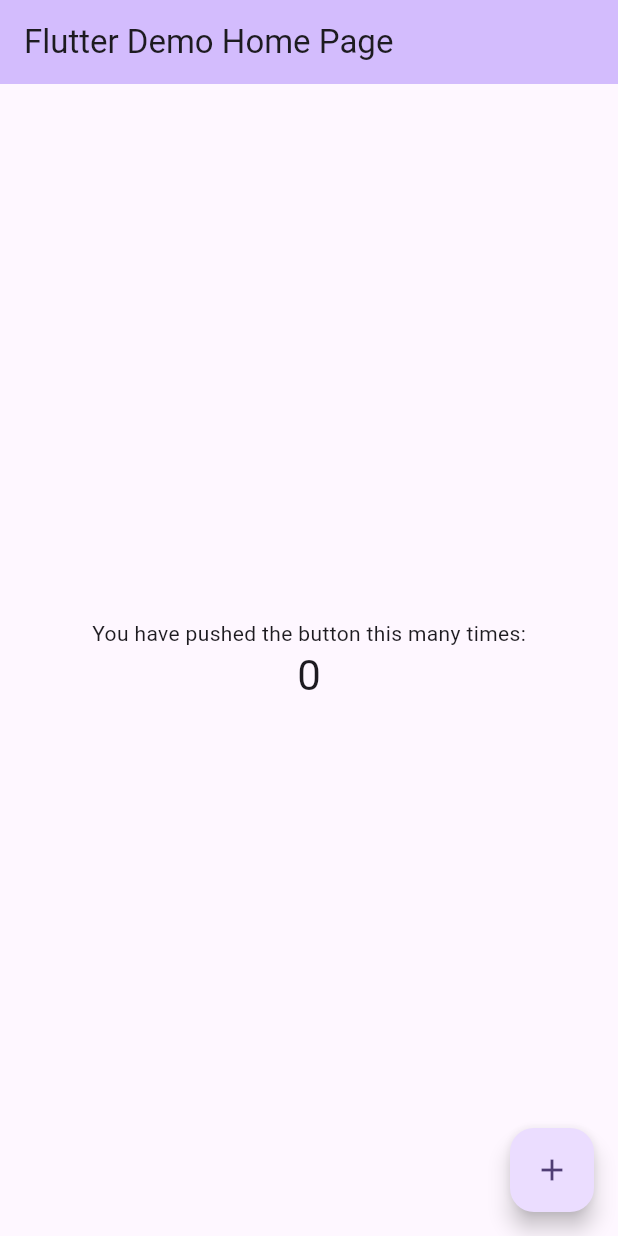
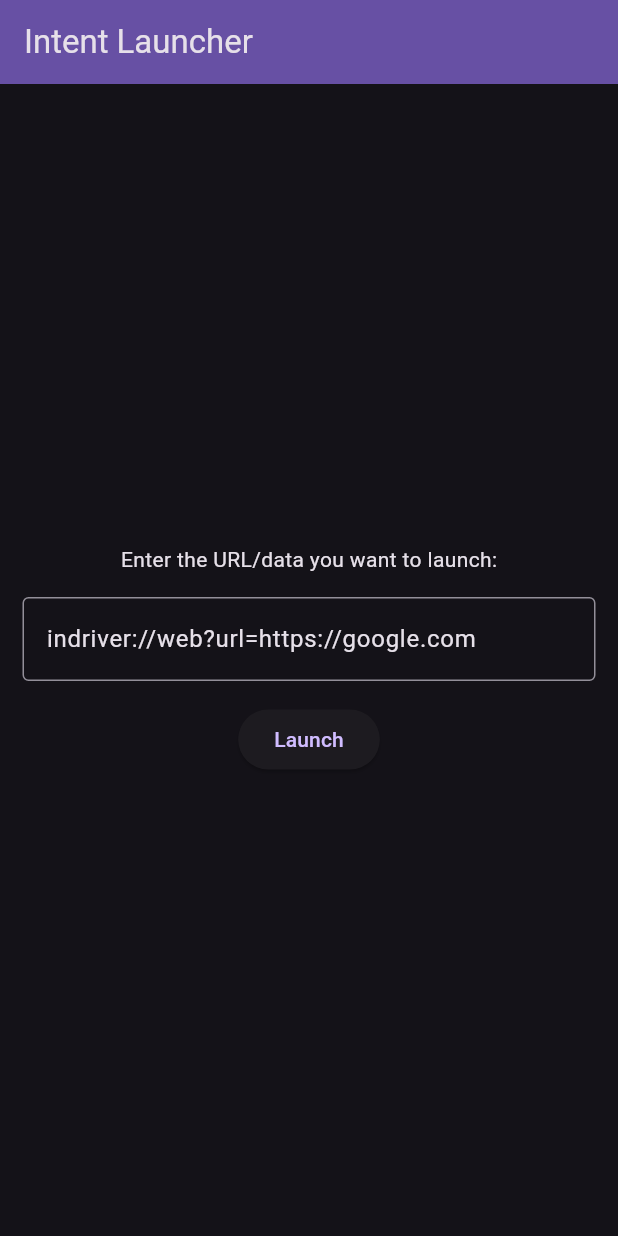
Before and after one commit to ivaneidel/intent_launcher, a Flutter app: the screen it shows after launch, on a phone screen of 412 x 824 dp. Run offline on Flutter 3.47's test engine with Material 2 defaults, Android fonts, the phone set to English and light mode, and no system bars; missing offline and left inert: android_intent_plus.

Commit message:
feat: Basic 1st version

```diff
--- a/lib/main.dart
+++ b/lib/main.dart
@@ -1,3 +1,4 @@
+import 'package:android_intent_plus/android_intent.dart';
 import 'package:flutter/material.dart';
 
 void main() {
@@ -7,46 +8,27 @@ void main() {
 class MyApp extends StatelessWidget {
   const MyApp({super.key});
 
-  // This widget is the root of your application.
   @override
   Widget build(BuildContext context) {
     return MaterialApp(
-      title: 'Flutter Demo',
+      debugShowCheckedModeBanner: false,
+      title: 'Intent Launcher',
+      themeMode: ThemeMode.dark,
       theme: ThemeData(
-        // This is the theme of your application.
-        //
-        // TRY THIS: Try running your application with "flutter run". You'll see
-        // the application has a blue toolbar. Then, without quitting the app,
-        // try changing the seedColor in the colorScheme below to Colors.green
-        // and then invoke "hot reload" (save your changes or press the "hot
-        // reload" button in a Flutter-supported IDE, or press "r" if you used
-        // the command line to start the app).
-        //
-        // Notice that the counter didn't reset back to zero; the application
-        // state is not lost during the reload. To reset the state, use hot
-        // restart instead.
-        //
-        // This works for code too, not just values: Most code changes can be
-        // tested with just a hot reload.
-        colorScheme: ColorScheme.fromSeed(seedColor: Colors.deepPurple),
+        brightness: Brightness.light,
         useMaterial3: true,
       ),
-      home: const MyHomePage(title: 'Flutter Demo Home Page'),
+      darkTheme: ThemeData(
+        brightness: Brightness.dark,
+        useMaterial3: true,
+      ),
+      home: const MyHomePage(title: 'Intent Launcher'),
     );
   }
 }
 
 class MyHomePage extends StatefulWidget {
   const MyHomePage({super.key, required this.title});
-
-  // This widget is the home page of your application. It is stateful, meaning
-  // that it has a State object (defined below) that contains fields that affect
-  // how it looks.
-
-  // This class is the configuration for the state. It holds the values (in this
-  // case the title) provided by the parent (in this case the App widget) and
-  // used by the build method of the State. Fields in a Widget subclass are
-  // always marked "final".
 
   final String title;
 
@@ -55,71 +37,67 @@ class MyHomePage extends StatefulWidget {
 }
 
 class _MyHomePageState extends State<MyHomePage> {
-  int _counter = 0;
+  final _controller =
+      TextEditingController(text: 'indriver://web?url=https://google.com');
 
-  void _incrementCounter() {
-    setState(() {
-      // This call to setState tells the Flutter framework that something has
-      // changed in this State, which causes it to rerun the build method below
-      // so that the display can reflect the updated values. If we changed
-      // _counter without calling setState(), then the build method would not be
-      // called again, and so nothing would appear to happen.
-      _counter++;
-    });
+  void _launchIntent() async {
+    try {
+      final intent = AndroidIntent(
+        action: 'action_view',
+        // category: 'android.intent.category.BROWSABLE',
+        data: _controller.text,
+      );
+      await intent.launch();
+    } catch (e) {
+      // ignore: use_build_context_synchronously
+      ScaffoldMessenger.of(context).showSnackBar(
+        SnackBar(
+          backgroundColor: Colors.red.shade900,
+          content: SizedBox(
+            // ignore: use_build_context_synchronously
+            height: MediaQuery.of(context).size.height / 3,
+            child: Text(
+              e.toString(),
+              softWrap: false,
+              style: const TextStyle(
+                color: Colors.white,
+              ),
+            ),
+          ),
+        ),
+      );
+    }
   }
 
   @override
   Widget build(BuildContext context) {
-    // This method is rerun every time setState is called, for instance as done
-    // by the _incrementCounter method above.
-    //
-    // The Flutter framework has been optimized to make rerunning build methods
-    // fast, so that you can just rebuild anything that needs updating rather
-    // than having to individually change instances of widgets.
     return Scaffold(
       appBar: AppBar(
-        // TRY THIS: Try changing the color here to a specific color (to
-        // Colors.amber, perhaps?) and trigger a hot reload to see the AppBar
-        // change color while the other colors stay the same.
         backgroundColor: Theme.of(context).colorScheme.inversePrimary,
-        // Here we take the value from the MyHomePage object that was created by
-        // the App.build method, and use it to set our appbar title.
         title: Text(widget.title),
       ),
       body: Center(
-        // Center is a layout widget. It takes a single child and positions it
-        // in the middle of the parent.
         child: Column(
-          // Column is also a layout widget. It takes a list of children and
-          // arranges them vertically. By default, it sizes itself to fit its
-          // children horizontally, and tries to be as tall as its parent.
-          //
-          // Column has various properties to control how it sizes itself and
-          // how it positions its children. Here we use mainAxisAlignment to
-          // center the children vertically; the main axis here is the vertical
-          // axis because Columns are vertical (the cross axis would be
-          // horizontal).
-          //
-          // TRY THIS: Invoke "debug painting" (choose the "Toggle Debug Paint"
-          // action in the IDE, or press "p" in the console), to see the
-          // wireframe for each widget.
           mainAxisAlignment: MainAxisAlignment.center,
           children: <Widget>[
-            const Text(
-              'You have pushed the button this many times:',
+            const Text('Enter the URL/data you want to launch:'),
+            Padding(
+              padding: const EdgeInsets.all(15),
+              child: TextField(
+                controller: _controller,
+                decoration: const InputDecoration(
+                  border: OutlineInputBorder(),
+                  hintText: 'Enter URL/data',
+                ),
+              ),
             ),
-            Text(
-              '$_counter',
-              style: Theme.of(context).textTheme.headlineMedium,
+            ElevatedButton(
+              onPressed: _launchIntent,
+              child: const Text('Launch'),
             ),
           ],
         ),
       ),
-      floatingActionButton: FloatingActionButton(
-        onPressed: _incrementCounter,
-        tooltip: 'Increment',
-        child: const Icon(Icons.add),
-      ), // This trailing comma makes auto-formatting nicer for build methods.
     );
   }
 }
--- a/pubspec.yaml
+++ b/pubspec.yaml
@@ -35,6 +35,7 @@ dependencies:
   # The following adds the Cupertino Icons font to your application.
   # Use with the CupertinoIcons class for iOS style icons.
   cupertino_icons: ^1.0.2
+  android_intent_plus: ^4.0.2
 
 dev_dependencies:
   flutter_test:
```
Also changed, not shown: pubspec.lock, 1 other file.
